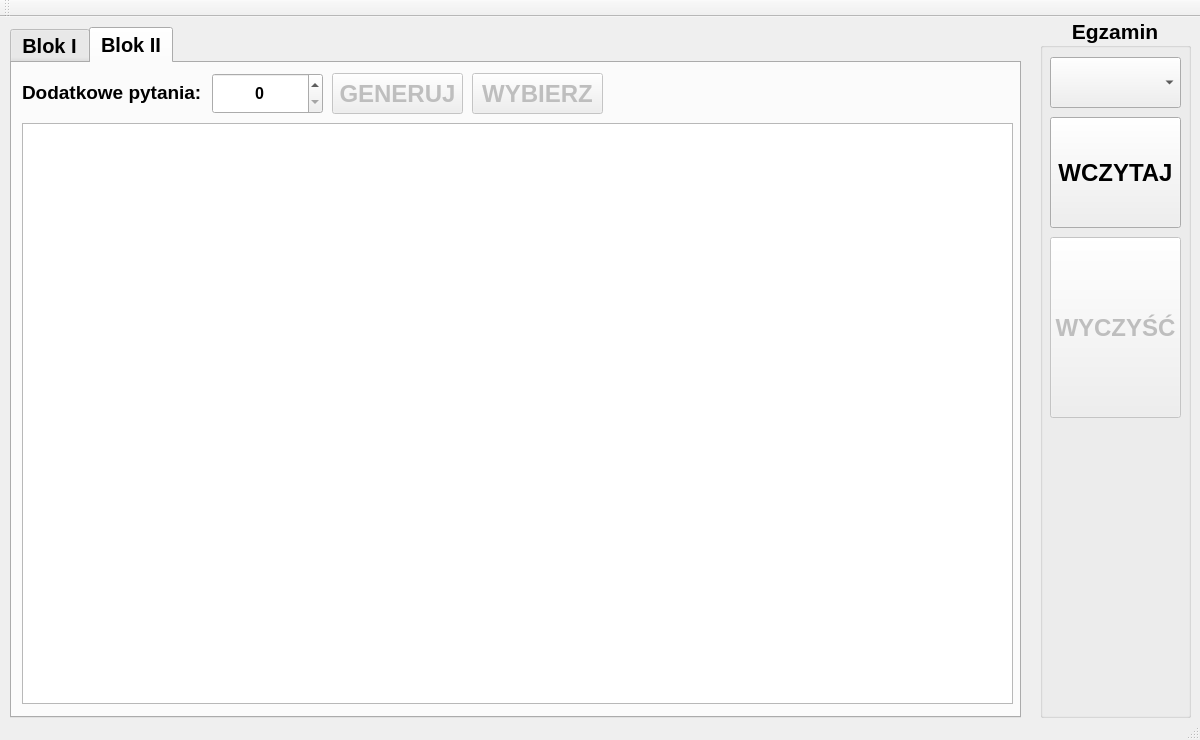
Above: mainwindow.ui from lmalinski/EgzaminPrzedmiotowy_30 before the change. Below: the same form after it.
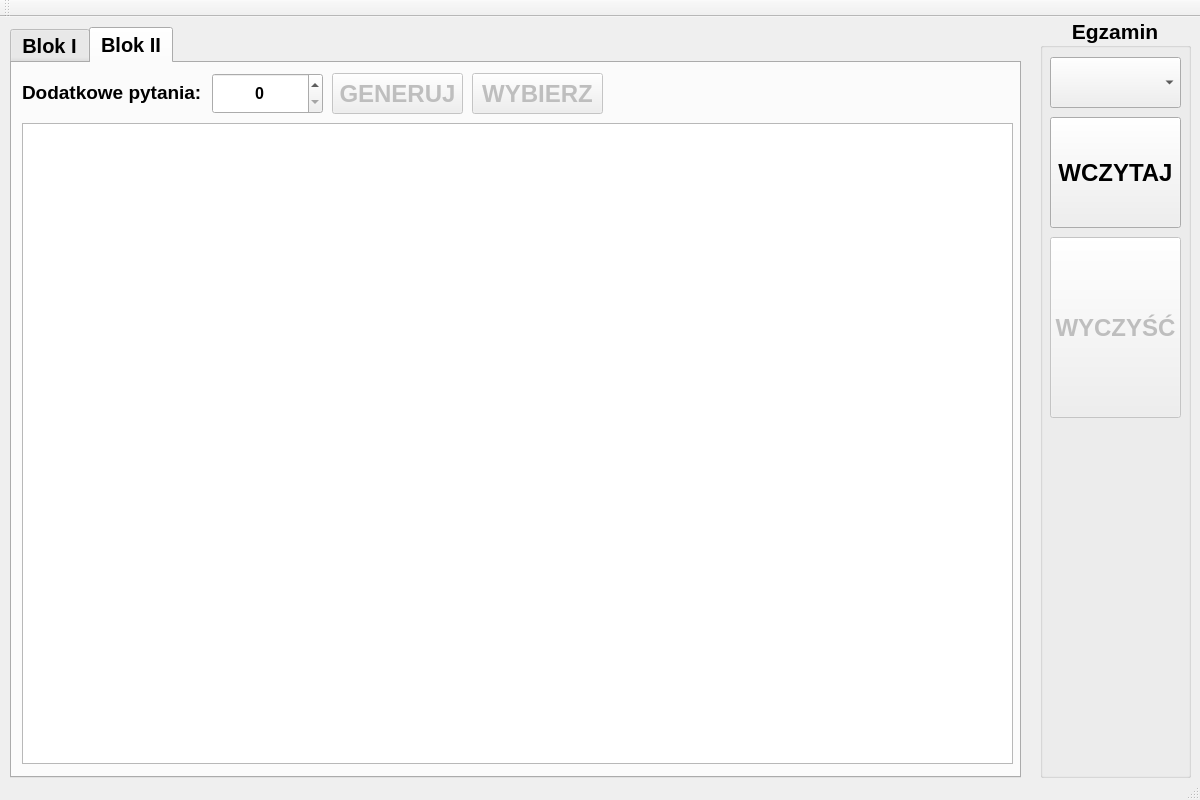
That is the form after the change. The open tabs and pages were chosen to show the change.

The edit to the form file:
```diff
--- a/mainwindow.ui
+++ b/mainwindow.ui
@@ -7,7 +7,7 @@
     <x>0</x>
     <y>0</y>
     <width>1200</width>
-    <height>740</height>
+    <height>800</height>
    </rect>
   </property>
   <property name="sizePolicy">
@@ -19,13 +19,13 @@
   <property name="minimumSize">
    <size>
     <width>1200</width>
-    <height>740</height>
+    <height>800</height>
    </size>
   </property>
   <property name="maximumSize">
    <size>
     <width>1200</width>
-    <height>740</height>
+    <height>800</height>
    </size>
   </property>
   <property name="windowTitle">
@@ -38,7 +38,7 @@
       <x>1040</x>
       <y>0</y>
       <width>151</width>
-      <height>701</height>
+      <height>761</height>
      </rect>
     </property>
     <property name="font">
@@ -117,7 +117,7 @@
       <x>10</x>
       <y>10</y>
       <width>1011</width>
-      <height>691</height>
+      <height>751</height>
      </rect>
     </property>
     <property name="font">
@@ -360,7 +360,7 @@
         <x>10</x>
         <y>60</y>
         <width>991</width>
-        <height>581</height>
+        <height>641</height>
        </rect>
       </property>
       <property name="rowCount">
@@ -378,7 +378,7 @@
         <x>10</x>
         <y>60</y>
         <width>991</width>
-        <height>581</height>
+        <height>641</height>
        </rect>
       </property>
      </widget>
```
Left out of the diff: 6 changed lines with no effect on the pictures.
